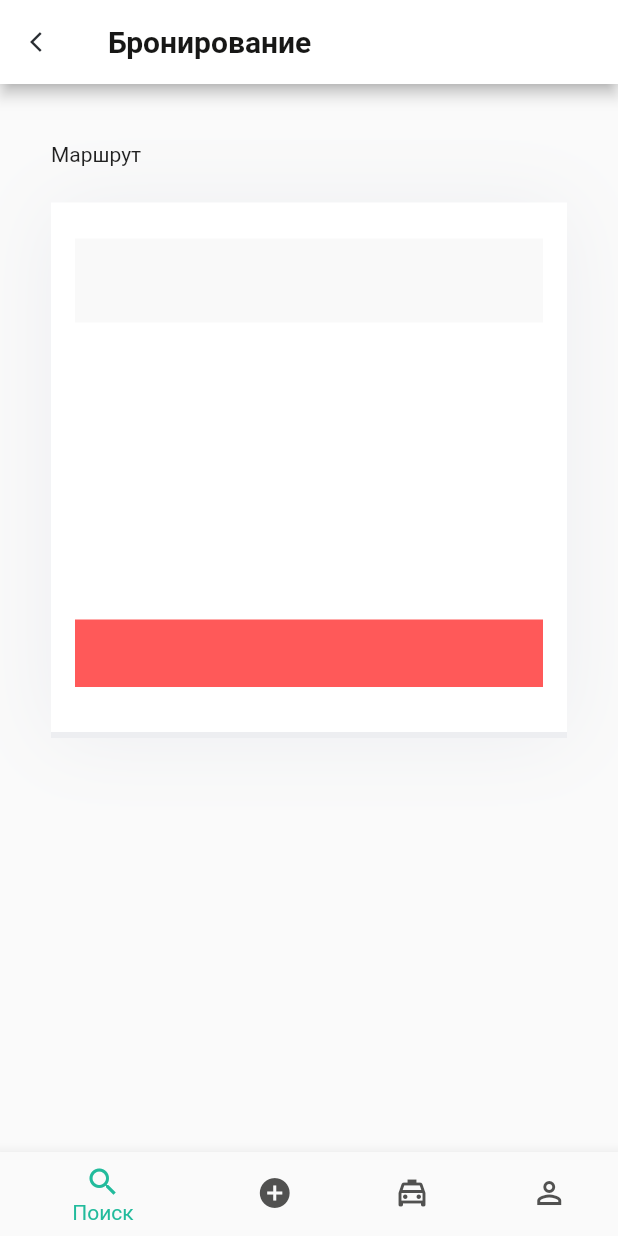
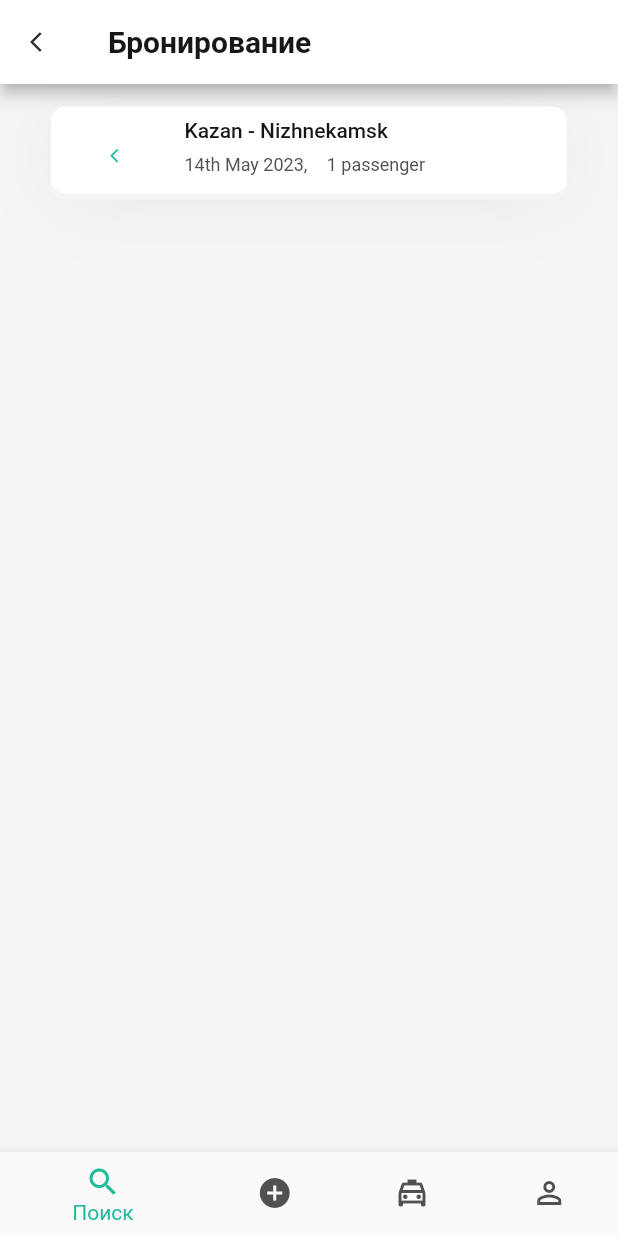
Before and after one commit to Fantom2018/Test_task_Yana, a Flutter app: the Cards2Screen screen opened by its route, on a phone screen of 412 x 824 dp. Run offline on Flutter 3.47's test engine with Material 2 defaults, Android fonts, the phone set to English and light mode, and no system bars; our stand-ins replace get; Roboto replaces fonts that are missing (SF_ProDisplay); project files that could hold a hidden picture were left out.

Commit message:
second commit

```diff
--- a/lib/ui/screens/cards2_booking_screen.dart
+++ b/lib/ui/screens/cards2_booking_screen.dart
@@ -21,7 +21,9 @@ class _Cards2ScreenState extends State<Cards2Screen> {
     return SafeArea(
         child: Scaffold(
           appBar: _appBar(),
-          body: Container(alignment:  Alignment.topCenter,
+          body: Container(
+              alignment:  Alignment.topCenter,
+              color: TestColor.greyColor1,
               padding: const EdgeInsets.only(left: 10.0, right: 10, top: 15.0),
               child: SingleChildScrollView(
                   child: Column(
@@ -29,50 +31,64 @@ class _Cards2ScreenState extends State<Cards2Screen> {
                       crossAxisAlignment: CrossAxisAlignment.center,
                       children: [
                         Container(
-                          alignment: Alignment.topLeft,
-                          margin: const EdgeInsets.all(24),
-                          child: const Text(
-                              'Маршрут'
-                          ),
-                        ),
-                        Container(
-                          margin: const EdgeInsets.only(bottom: 24, left: 24.0, right: 24),
-                          height: 353,
-                          decoration: const BoxDecoration(
-                            //borderRadius: BorderRadius.circular(6),
+                          margin: const EdgeInsets.only(bottom: 30, left: 24.0, right: 24),
+                          padding: const EdgeInsets.only(left: 21.0, right: 21, top: 8.0, ),
+                          height: 58,
+                          alignment: Alignment.centerLeft,
+
+                          decoration:  BoxDecoration(
+                            borderRadius: BorderRadius.circular(10),
                               color: TestColor.whiteColor,
-                              boxShadow: [
+                              boxShadow: const [
                                 BoxShadow(
-                                    blurStyle: BlurStyle.solid,
+                                    blurStyle: BlurStyle.outer,
                                     color: Color.fromRGBO(26, 42, 97, 0.06),
                                     blurRadius: 45.0,
                                     offset: Offset(0, 4),
                                     spreadRadius: 0.1),
                               ]
                           ),
-                          child: Column(
+                          child: Row(
+                            crossAxisAlignment: CrossAxisAlignment.center,
+                            mainAxisAlignment: MainAxisAlignment.spaceBetween,
                             children: [
-                              Container(
-                                margin: const EdgeInsets.only(bottom: 24, left: 16.0, right: 16, top: 24),
-                                height: 56,
-                                color: TestColor.greyColor3,
+                              SizedBox(
+                                child: Row(
+                                  children: [
+                                    IconButton(onPressed: (){
+                                      Get.toNamed(Routes.mainScreen);
+                                    }, icon: const Icon(Icons.arrow_back_ios, size: 11, color: TestColor.greenColor,)),
+                                    const SizedBox(width: 20),
+                                    SizedBox(
+                                      // alignment: Alignment.centerLeft,
+                                      child: Column(
+                                        crossAxisAlignment: CrossAxisAlignment.start,
+                                        children:  [
+                                          const Text('Kazan - Nizhnekamsk', style: zTextBlack1StyleConst,),
+                                          const SizedBox(height: 8,),
+                                          Row(
+                                            children: const [
+                                              Text('14th May 2023,', style: zTextBlack2StyleConst,),
+                                              SizedBox(width: 13),
+                                              Text('1 passenger', style: zTextBlack2StyleConst,),
+                                            ],
+                                          ),
 
-                              ),
-                              Container(),
-                              Container(
-                                height: 80,
+                                        ],
+                                      ),
+                                    ),
+                                  ],
+                                ),
                               ),
                               Container(
-                                height: 70,
-                              ),
-                              Container(
-                                margin: const EdgeInsets.only(bottom: 24, left: 16.0, right: 16, top: 24),
-                                height: 45,
-                                color: TestColor.redColor,
-                              ),
+                                width: 24,
+                                height: 24,
+
+                              )
                             ],
                           ),
-                        )
+                        ),
+
                       ]
                   )
               )
--- a/lib/ui/screens/my_drive_2_screen.dart
+++ b/lib/ui/screens/my_drive_2_screen.dart
@@ -87,9 +87,7 @@ class _MyDrive2ScreenState extends State<MyDrive2Screen> {
   _appBar (){
     return AppBar(
       actions: [
-        IconButton(onPressed: (){
-          Get.toNamed(Routes.cards2Screen);
-        },
+        IconButton(onPressed: (){ },
             icon: const Icon(CupertinoIcons.minus_circled, size: 24, color: TestColor.greyColor2)),
         const SizedBox(width: 10,)
       ],
--- a/lib/ui/screens/widgets/bus_card_widget.dart
+++ b/lib/ui/screens/widgets/bus_card_widget.dart
@@ -1,8 +1,8 @@
 import 'package:flutter/material.dart';
-
-
+import 'package:get/get.dart';
 import '../constants/colors_constants.dart';
 import '../constants/text_style_widget.dart';
+import '../routes/app_routes.dart';
 import 'button_point.dart';
 
 class BusCardWidget extends StatelessWidget {
@@ -88,10 +88,16 @@ class BusCardWidget extends StatelessWidget {
           Row(
             mainAxisAlignment: MainAxisAlignment.spaceBetween,
             children: [
-              Container(
+              SizedBox(
                 child: Row(
                   children: [
+
                     Container(
+                      child: GestureDetector(
+                        onDoubleTap: (){
+                          Get.toNamed(Routes.cards2Screen);
+                        },
+                        child: Container(
                           width: 35,
                           height: 35,
                           decoration: const BoxDecoration(
@@ -99,6 +105,8 @@ class BusCardWidget extends StatelessWidget {
                                 image: AssetImage(
                                   'assets/images/bus.png'),
                               fit: BoxFit.fill,
+                            ),
+                          ),
                         ),
                       ),
                     ),
```
Lines whose indentation alone changed are shown as unchanged.
